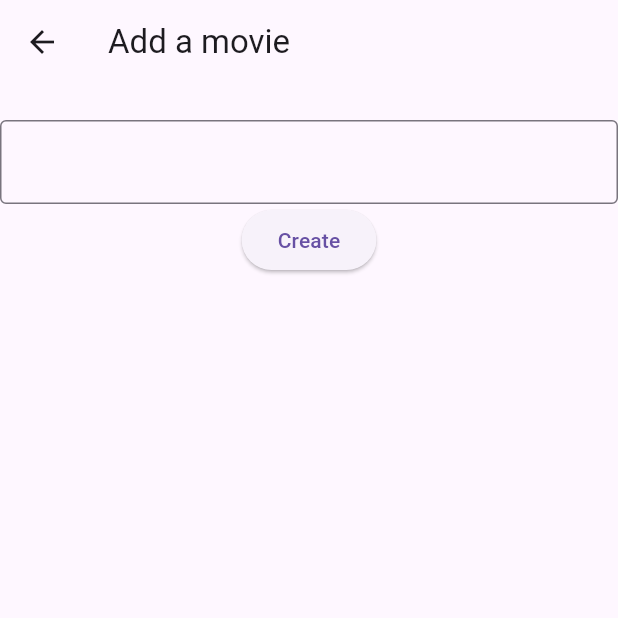
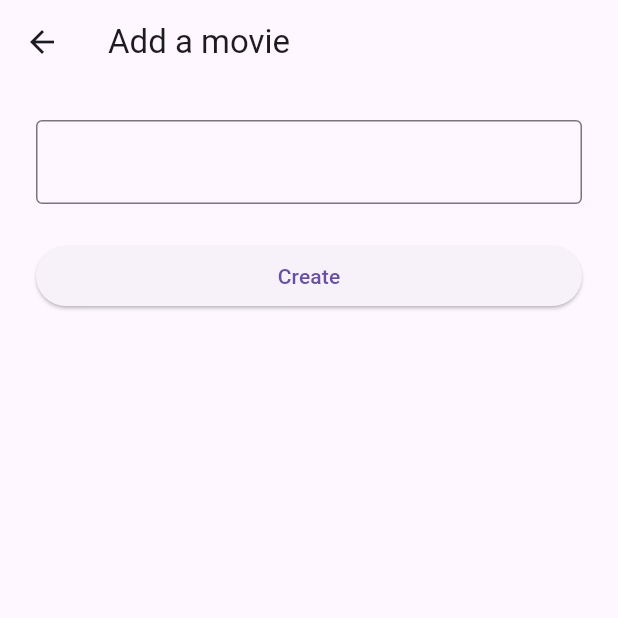
Before and after one commit to dgozhenko/MoviesApp, a Flutter app: the AddMovieScreen screen opened by its route, on a phone screen of 412 x 824 dp, the top half of it. Run offline on Flutter 3.47's test engine with Material 3 defaults, Android fonts, the phone set to English and light mode, and no system bars; our stand-ins replace bloc, equatable, flutter_bloc, sqflite; accounts and stored records are empty.

Commit message:
Add success, loading, error handling

```diff
--- a/lib/data/dao/movie_dao.dart
+++ b/lib/data/dao/movie_dao.dart
@@ -6,6 +6,7 @@ class MovieDao {
 
   Future<int> createMovie(Movie movie) async {
     final database = await databaseProvider.database;
+    await Future.delayed(Duration(seconds: 2));
     var results = database.insert(movieTable, movie.toDatabaseJson());
     return results;
   }
--- a/lib/presentation/add_movie_screen.dart
+++ b/lib/presentation/add_movie_screen.dart
@@ -29,12 +29,25 @@ class _AddMovieScreenState extends State<AddMovieScreen> {
   @override
   Widget build(BuildContext context) {
     return BlocListener<AddMovieCubit, AddMovieState>(
-      listener: (context, state) {},
+      listener: (context, state) {
+        if (state is ErrorAddMovieState) {
+          final snackBar = SnackBar(
+            content: Text(state.errorMessage),
+          );
+          ScaffoldMessenger.of(context).showSnackBar(snackBar);
+        }
+
+        if (state is AddMovieNavigateBackAction) {
+          Navigator.pop(context);
+        }
+      },
       child: Scaffold(
         appBar: AppBar(
           title: const Text('Add a movie'),
         ),
-        body: Column(
+        body: Padding(
+          padding: const EdgeInsets.symmetric(horizontal: 24),
+          child: Column(
             children: [
               const SizedBox(
                 height: 24,
@@ -43,25 +56,37 @@ class _AddMovieScreenState extends State<AddMovieScreen> {
                 controller: _movieTitleEditingController,
                 decoration: const InputDecoration(border: OutlineInputBorder()),
               ),
+              const SizedBox(
+                height: 24,
+              ),
               BlocBuilder<AddMovieCubit, AddMovieState>(
                 builder: (context, state) {
-                return ElevatedButton(onPressed: () {
-                  context
-                      .read<AddMovieCubit>()
-                      .addMovie(title: _movieTitleEditingController.text);
-                }, child: Builder(builder: (context) {
+                  return SizedBox(
+                    width: double.infinity,
+                    child: ElevatedButton(
+                        onPressed: (state is AddMovieInsertLoadingState)
+                            ? null
+                            : () {
+                                context.read<AddMovieCubit>().addMovie(
+                                    title: _movieTitleEditingController.text);
+                              },
+                        child: Builder(builder: (context) {
                           if (state is AddMovieInsertLoadingState) {
-                    return CircularProgressIndicator();
-                  } else if (state is ErrorAddMovieState) {
-                    return Text(state.errorMessage);
+                            return const Center(
+                                child: SizedBox(
+                                    height: 16,
+                                    width: 16,
+                                    child: CircularProgressIndicator()));
                           }
-                  return Text('Create');
-                }));
+                          return const Text('Create');
+                        })),
+                  );
                 },
               )
             ],
           ),
         ),
+      ),
     );
   }
 }
```
Also changed, not shown: pubspec.lock. Lines whose indentation alone changed are shown as unchanged.
